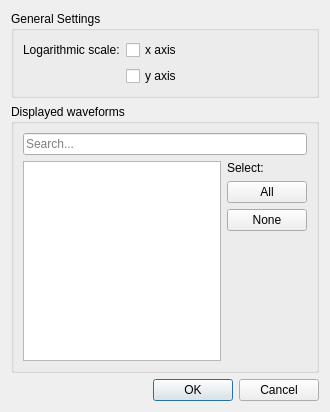
Caneda/Caneda, file src/dialogs/simulationdialog.ui: the form before one commit.
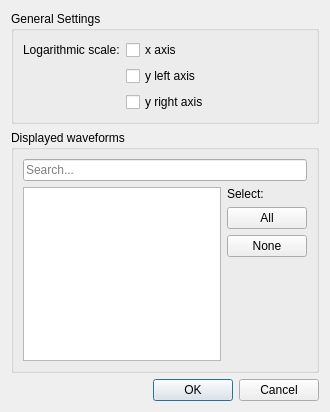
The form after the commit.

Commit message: Added the option to set logaritmic the right/left axis independently. Also in the case of an AC simulation, set the x and left y axes to logarithmic automatically.

Diff of the .ui file:
```diff
--- a/src/dialogs/simulationdialog.ui
+++ b/src/dialogs/simulationdialog.ui
@@ -45,7 +45,14 @@
         <item row="1" column="1">
          <widget class="QCheckBox" name="checkBoxYscale">
           <property name="text">
-           <string>y axis</string>
+           <string>y left axis</string>
+          </property>
+         </widget>
+        </item>
+        <item row="2" column="1">
+         <widget class="QCheckBox" name="checkBoxYrightScale">
+          <property name="text">
+           <string>y right axis</string>
           </property>
          </widget>
         </item>
```
Left out of the diff: 2 changed lines with no effect on the pictures. The commit also changes 3 other files.
